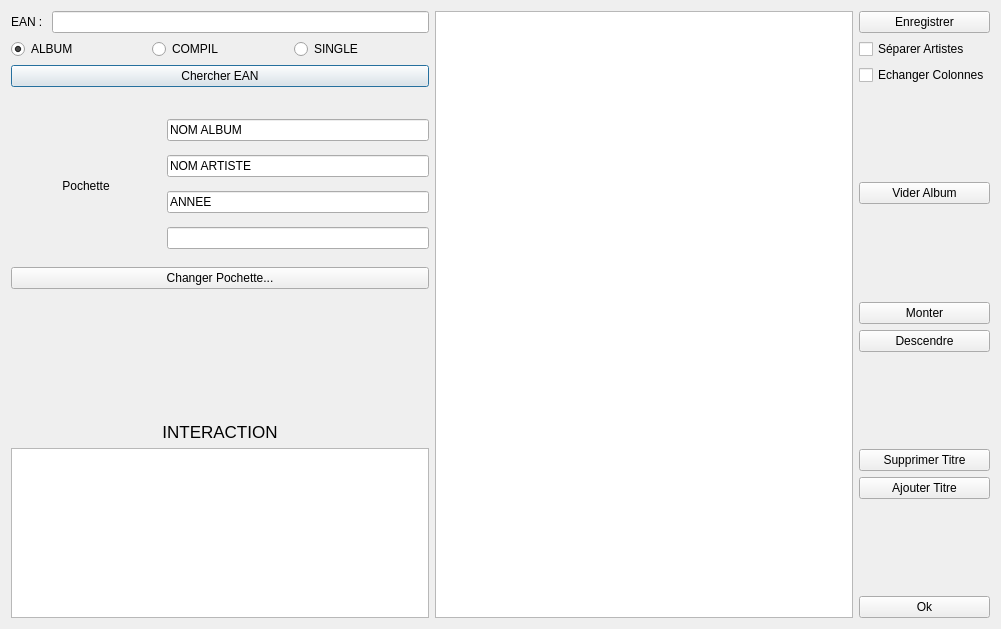
toopoormaghell/projet-musique, file projet-musique/core/dialogajouterphys.ui: the form before one commit.
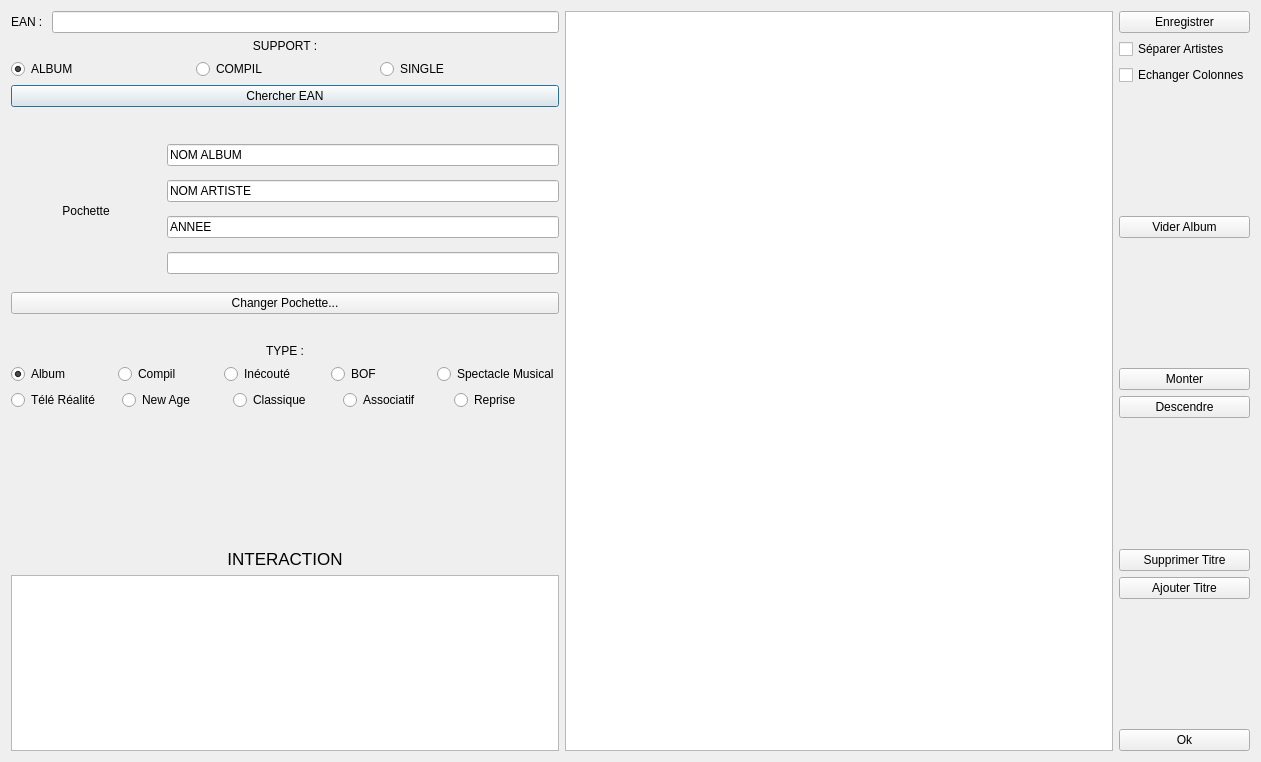
The form after the commit.

Commit message: L'ajout d'album physique marche maintenant.

The edit to the form file:
```diff
--- a/projet-musique/core/dialogajouterphys.ui
+++ b/projet-musique/core/dialogajouterphys.ui
@@ -6,8 +6,8 @@
    <rect>
     <x>0</x>
     <y>0</y>
-    <width>1001</width>
-    <height>629</height>
+    <width>1261</width>
+    <height>762</height>
    </rect>
   </property>
   <property name="windowTitle">
@@ -34,6 +34,16 @@
        </item>
       </layout>
      </item>
+     <item>
+      <widget class="QLabel" name="label_4">
+       <property name="text">
+        <string>SUPPORT :</string>
+       </property>
+       <property name="alignment">
+        <set>Qt::AlignCenter</set>
+       </property>
+      </widget>
+     </item>
      <item>
       <layout class="QHBoxLayout" name="horizontalLayout_2">
        <item>
@@ -150,6 +160,140 @@
        </property>
       </widget>
      </item>
+     <item>
+      <spacer name="verticalSpacer_7">
+       <property name="orientation">
+        <enum>Qt::Vertical</enum>
+       </property>
+       <property name="sizeHint" stdset="0">
+        <size>
+         <width>20</width>
+         <height>40</height>
+        </size>
+       </property>
+      </spacer>
+     </item>
+     <item>
+      <widget class="QLabel" name="label_3">
+       <property name="text">
+        <string>TYPE :</string>
+       </property>
+       <property name="alignment">
+        <set>Qt::AlignCenter</set>
+       </property>
+      </widget>
+     </item>
+     <item>
+      <layout class="QHBoxLayout" name="horizontalLayout_5">
+       <item>
+        <widget class="QRadioButton" name="radioButton_5">
+         <property name="text">
+          <string>Album</string>
+         </property>
+         <property name="checked">
+          <bool>true</bool>
+         </property>
+         <attribute name="buttonGroup">
+          <string notr="true">buttonGroup_2</string>
+         </attribute>
+        </widget>
+       </item>
+       <item>
+        <widget class="QRadioButton" name="radioButton">
+         <property name="text">
+          <string>Compil</string>
+         </property>
+         <attribute name="buttonGroup">
+          <string notr="true">buttonGroup_2</string>
+         </attribute>
+        </widget>
+       </item>
+       <item>
+        <widget class="QRadioButton" name="radioButton_4">
+         <property name="text">
+          <string>Inécouté</string>
+         </property>
+         <attribute name="buttonGroup">
+          <string notr="true">buttonGroup_2</string>
+         </attribute>
+        </widget>
+       </item>
+       <item>
+        <widget class="QRadioButton" name="radioButton_3">
+         <property name="text">
+          <string>BOF</string>
+         </property>
+         <attribute name="buttonGroup">
+          <string notr="true">buttonGroup_2</string>
+         </attribute>
+        </widget>
+       </item>
+       <item>
+        <widget class="QRadioButton" name="radioButton_2">
+         <property name="text">
+          <string>Spectacle Musical</string>
+         </property>
+         <attribute name="buttonGroup">
+          <string notr="true">buttonGroup_2</string>
+         </attribute>
+        </widget>
+       </item>
+      </layout>
+     </item>
+     <item>
+      <layout class="QHBoxLayout" name="horizontalLayout_6">
+       <item>
+        <widget class="QRadioButton" name="radioButton_6">
+         <property name="text">
+          <string>Télé Réalité</string>
+         </property>
+         <attribute name="buttonGroup">
+          <string notr="true">buttonGroup_2</string>
+         </attribute>
+        </widget>
+       </item>
+       <item>
+        <widget class="QRadioButton" name="radioButton_7">
+         <property name="text">
+          <string>New Age</string>
+         </property>
+         <attribute name="buttonGroup">
+          <string notr="true">buttonGroup_2</string>
+         </attribute>
+        </widget>
+       </item>
+       <item>
+        <widget class="QRadioButton" name="radioButton_8">
+         <property name="text">
+          <string>Classique</string>
+         </property>
+         <attribute name="buttonGroup">
+          <string notr="true">buttonGroup_2</string>
+         </attribute>
+        </widget>
+       </item>
+       <item>
+        <widget class="QRadioButton" name="radioButton_9">
+         <property name="text">
+          <string>Associatif</string>
+         </property>
+         <attribute name="buttonGroup">
+          <string notr="true">buttonGroup_2</string>
+         </attribute>
+        </widget>
+       </item>
+       <item>
+        <widget class="QRadioButton" name="radioButton_10">
+         <property name="text">
+          <string>Reprise</string>
+         </property>
+         <attribute name="buttonGroup">
+          <string notr="true">buttonGroup_2</string>
+         </attribute>
+        </widget>
+       </item>
+      </layout>
+     </item>
      <item>
       <spacer name="verticalSpacer_2">
        <property name="orientation">
```
Left out of the diff: 1 changed line with no effect on the pictures. The commit also changes 4 other files.
